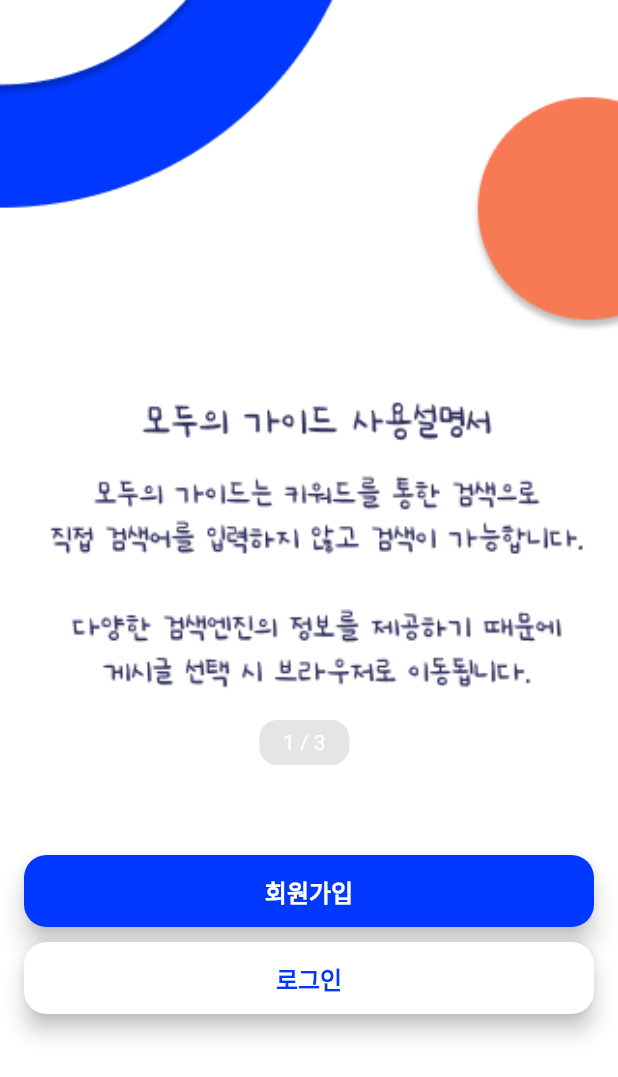
After one commit to unjoo31/project_all_guide_front, a Flutter app: the screen it shows after launch, after a tap on "Version 1.0", on a phone screen of 412 x 824 dp. The commit adds this screen. Shown: the top 1077 px of the screen. Run offline on Flutter 3.47's test engine with Material 2 defaults, Android fonts, the phone set to English and light mode, and no system bars; our stand-ins replace dio, flutter_riverpod, flutter_secure_storage, google_fonts, validators; Roboto replaces fonts that are missing (NanumSquare).

Commit message:
git commit "splash, boarding 화면 컴퍼넌트 구분 완료"

```diff
--- a/lib/ui/pages/components/box_color_button.dart
+++ b/lib/ui/pages/components/box_color_button.dart
@@ -20,9 +20,9 @@ class BoxColorButton extends StatelessWidget {
           backgroundColor: color,
           padding: EdgeInsets.all(12),
           shape: RoundedRectangleBorder(
-            borderRadius: BorderRadius.circular(12.0), // 조절 가능한 정도
+            borderRadius: BorderRadius.circular(15.0), // 조절 가능한 정도
           ),
-          elevation: 8, // 그림자의 강도를 조절할 수 있는 값
+          elevation: 7, // 그림자의 강도를 조절할 수 있는 값
         ),
         onPressed: press,
         child: Center(
--- a/lib/ui/pages/components/box_no_color_button.dart
+++ b/lib/ui/pages/components/box_no_color_button.dart
@@ -20,9 +20,9 @@ class BoxNoColorButton extends StatelessWidget {
           backgroundColor: color,
           padding: EdgeInsets.all(12),
           shape: RoundedRectangleBorder(
-            borderRadius: BorderRadius.circular(12.0), // 조절 가능한 정도
+            borderRadius: BorderRadius.circular(15.0), // 조절 가능한 정도
           ),
-          elevation: 8,
+          elevation: 6,
         ),
         onPressed: press,
         child: Center(
--- /dev/null
+++ b/lib/ui/pages/on_boarding/widgets/on_boarding_body.dart
@@ -0,0 +1,53 @@
+import 'package:flutter/material.dart';
+
+import '../../components/box_color_button.dart';
+import '../../components/box_no_color_button.dart';
+import 'on_boarding_item.dart';
+
+class OnBoardingBody extends StatelessWidget {
+  const OnBoardingBody({super.key});
+
+  @override
+  Widget build(BuildContext context) {
+    return Container(
+      decoration: BoxDecoration(
+        color: Colors.white,
+        image: DecorationImage(
+          image: AssetImage("assets/guide_background.png"),
+          fit: BoxFit.cover,
+        ),
+      ),
+      child: Scaffold(
+        backgroundColor: Colors.transparent,
+        body: Container(
+          child: ListView(
+            children: [
+              SizedBox(
+                height: 200,
+              ),
+              SizedBox(
+                height: 320,
+                width: 200,
+                child: OnBoardingItem(),
+              ),
+              SizedBox(
+                height: 50,
+              ),
+              BoxColorButton(
+                text: "회원가입",
+                press: () {},
+              ),
+              SizedBox(
+                height: 10,
+              ),
+              BoxNoColorButton(
+                text: "로그인",
+                press: () {},
+              ),
+            ],
+          ),
+        ),
+      ),
+    );
+  }
+}
--- /dev/null
+++ b/lib/ui/pages/splash/widgets/splash_body.dart
@@ -0,0 +1,48 @@
+import 'package:flutter/material.dart';
+
+import '../../../../_core/constants/colors.dart';
+import '../../on_boarding/on_boarding_page.dart';
+
+class SplashBody extends StatelessWidget {
+  const SplashBody({super.key});
+
+  @override
+  Widget build(BuildContext context) {
+    return Scaffold(
+      backgroundColor: kBackWhite,
+      body: SafeArea(
+        child: Column(
+          mainAxisAlignment: MainAxisAlignment.center,
+          children: [
+            Expanded(
+              flex: 5,
+              child: Center(
+                child: Image.asset("assets/splash_image.png"),
+              ),
+            ),
+            Expanded(
+              flex: 1,
+              child: Padding(
+                padding: const EdgeInsets.all(24),
+                child: TextButton(
+                  child: Text(
+                    "Version 1.0",
+                    style: TextStyle(color: kPrimaryColor),
+                  ),
+                  onPressed: () {
+                    _completeSplash(context, OnBoardingPage());
+                  },
+                ),
+              ),
+            ),
+          ],
+        ),
+      ),
+    );
+  }
+
+  void _completeSplash(BuildContext context, Widget widget) {
+    Navigator.pushReplacement(
+        context, MaterialPageRoute(builder: (BuildContext context) => widget));
+  }
+}
```
Also changed, not shown: lib/ui/pages/on_boarding/on_boarding_page.dart (+2 -44 lines), lib/ui/pages/splash/splash_page.dart (+2 -38 lines), lib/ui/pages/splash/widgets/splash_form.dart (added).
